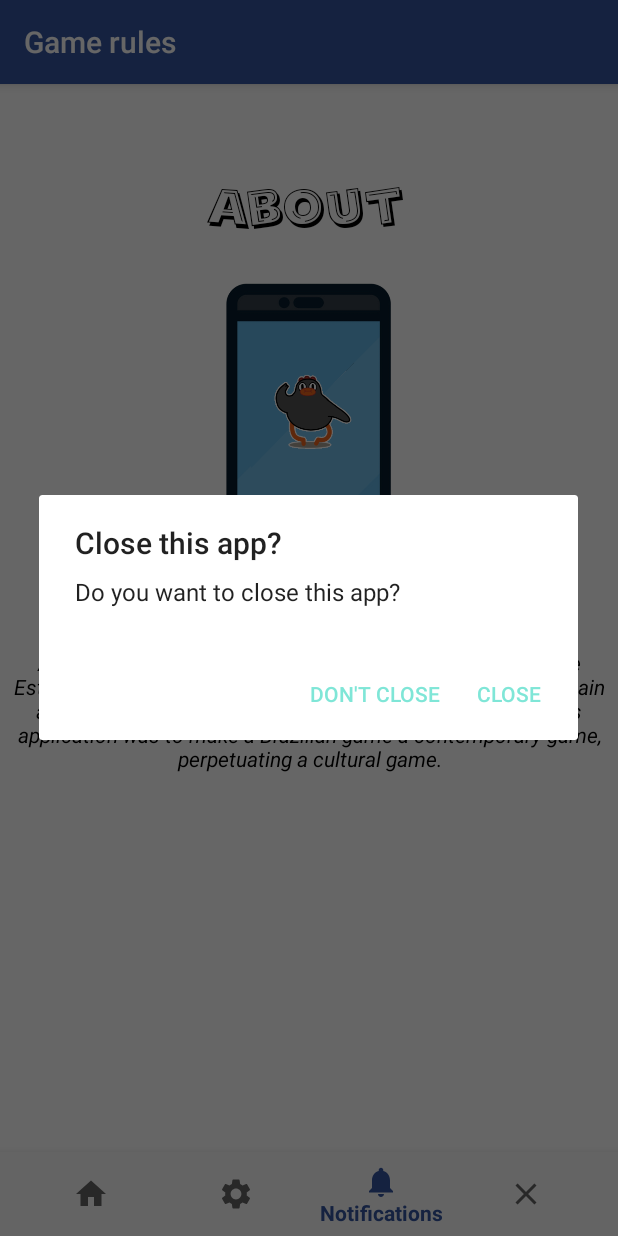
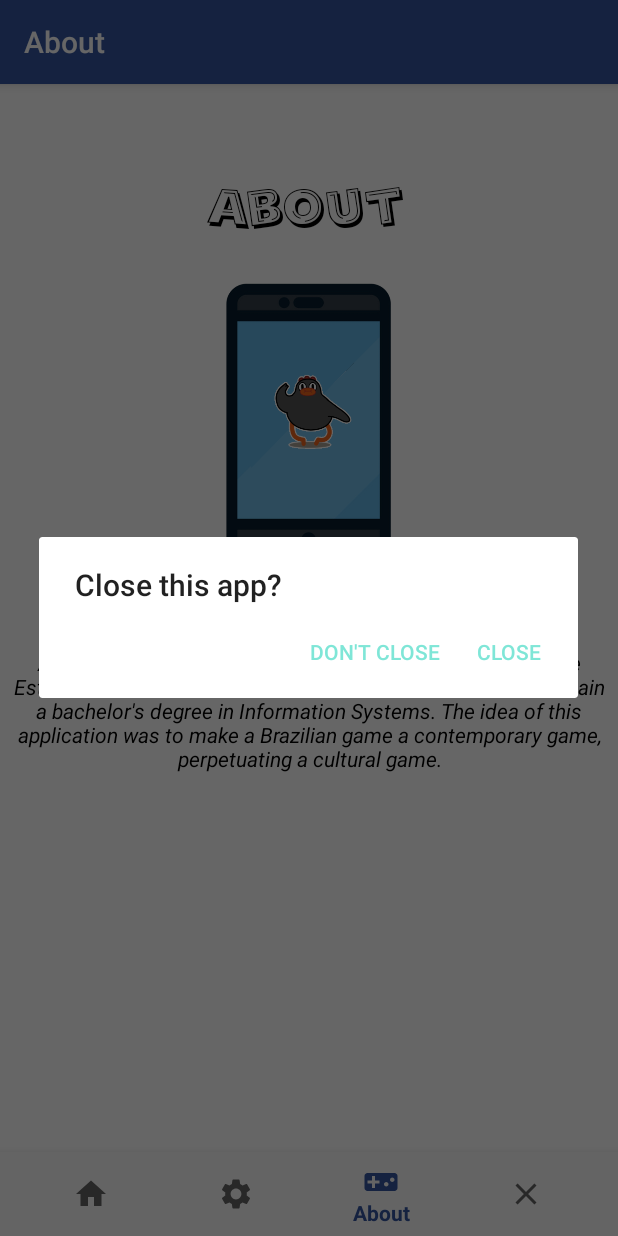
Before and after one commit to JonathanSilvaViana/TrueIChickenYou, an Android app: the screen it shows after launch (MainActivity), item 4 of the bottom bar chosen, on a phone screen of 412 x 824 dp. Run offline under Robolectric (Android 15) with nearby library versions, the phone set to English and light mode, and no system bars; our stand-ins replace navigation-ui.

Commit message:
strings do layout básico corrigidas

```diff
--- a/app/src/main/java/br/com/ichickenyou/MainActivity.java
+++ b/app/src/main/java/br/com/ichickenyou/MainActivity.java
@@ -87,7 +87,6 @@ public class MainActivity extends AppCompatActivity {
         alertDialogBuilder.setTitle(R.string.enunciado);
         alertDialogBuilder
                 //define um enunciado
-                .setMessage(R.string.querencerrar)
                 .setCancelable(false)
                 //define o botão de encerramento da aplicação
                 .setPositiveButton(R.string.fechar,
--- /dev/null
+++ b/app/src/main/res/drawable/jogo.xml
@@ -0,0 +1,10 @@
+<vector xmlns:android="http://schemas.android.com/apk/res/android"
+    android:width="24dp"
+    android:height="24dp"
+    android:viewportWidth="24"
+    android:viewportHeight="24"
+    android:tint="?attr/colorControlNormal">
+  <path
+      android:fillColor="@android:color/white"
+      android:pathData="M21,6L3,6c-1.1,0 -2,0.9 -2,2v8c0,1.1 0.9,2 2,2h18c1.1,0 2,-0.9 2,-2L23,8c0,-1.1 -0.9,-2 -2,-2zM11,13L8,13v3L6,16v-3L3,13v-2h3L6,8h2v3h3v2zM15.5,15c-0.83,0 -1.5,-0.67 -1.5,-1.5s0.67,-1.5 1.5,-1.5 1.5,0.67 1.5,1.5 -0.67,1.5 -1.5,1.5zM19.5,12c-0.83,0 -1.5,-0.67 -1.5,-1.5S18.67,9 19.5,9s1.5,0.67 1.5,1.5 -0.67,1.5 -1.5,1.5z"/>
+</vector>
--- a/app/src/main/res/menu/bottom_nav_menu.xml
+++ b/app/src/main/res/menu/bottom_nav_menu.xml
@@ -13,8 +13,8 @@
 
     <item
         android:id="@+id/navigation_notifications"
-        android:icon="@drawable/ic_notifications_black_24dp"
-        android:title="@string/title_notifications" />
+        android:icon="@drawable/jogo"
+        android:title="@string/menu_sobre" />
 
     <item
         android:id="@+id/navigation_encerrar"
--- a/app/src/main/res/navigation/mobile_navigation.xml
+++ b/app/src/main/res/navigation/mobile_navigation.xml
@@ -20,12 +20,12 @@
     <fragment
         android:id="@+id/navigation_notifications"
         android:name="br.com.ichickenyou.ui.notifications.NotificationsFragment"
-        android:label="@string/menu_rules"
+        android:label="@string/menu_sobre"
         tools:layout="@layout/fragment_notifications" />
 
     <fragment
         android:id="@+id/navigation_finish"
         android:name="br.com.ichickenyou.ui.Finish.FinishFragment"
-        android:label="@string/menu_rules"
+        android:label="@string/menu_sair"
         tools:layout="@layout/fragment_notifications" />
 </navigation>
```
